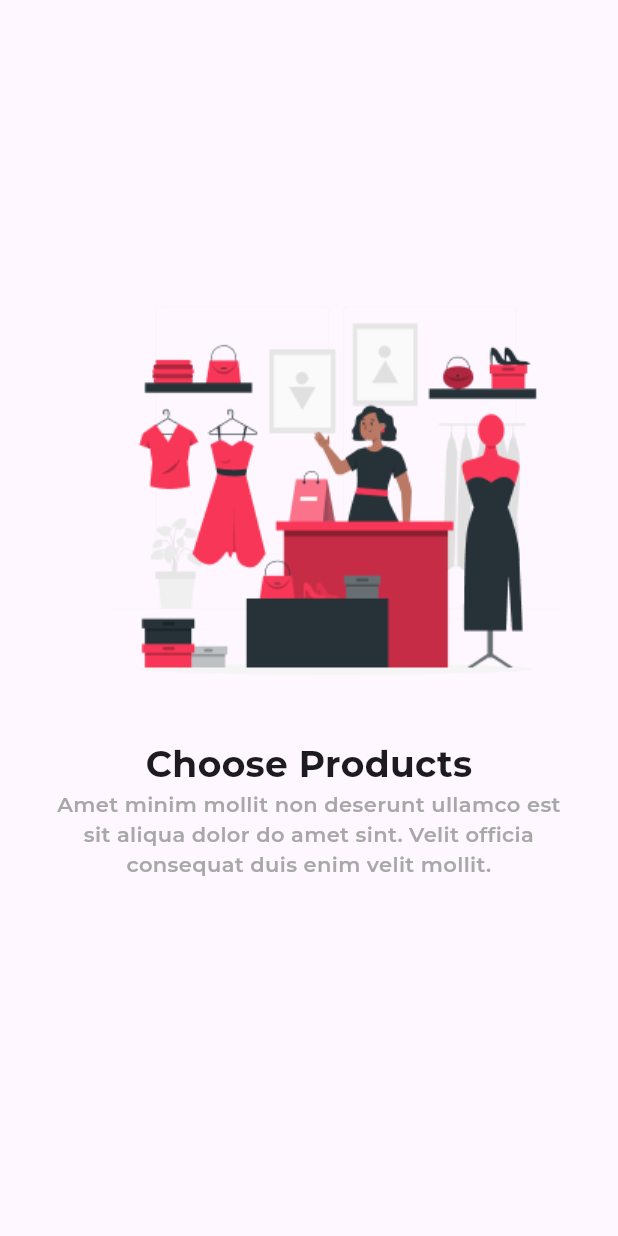
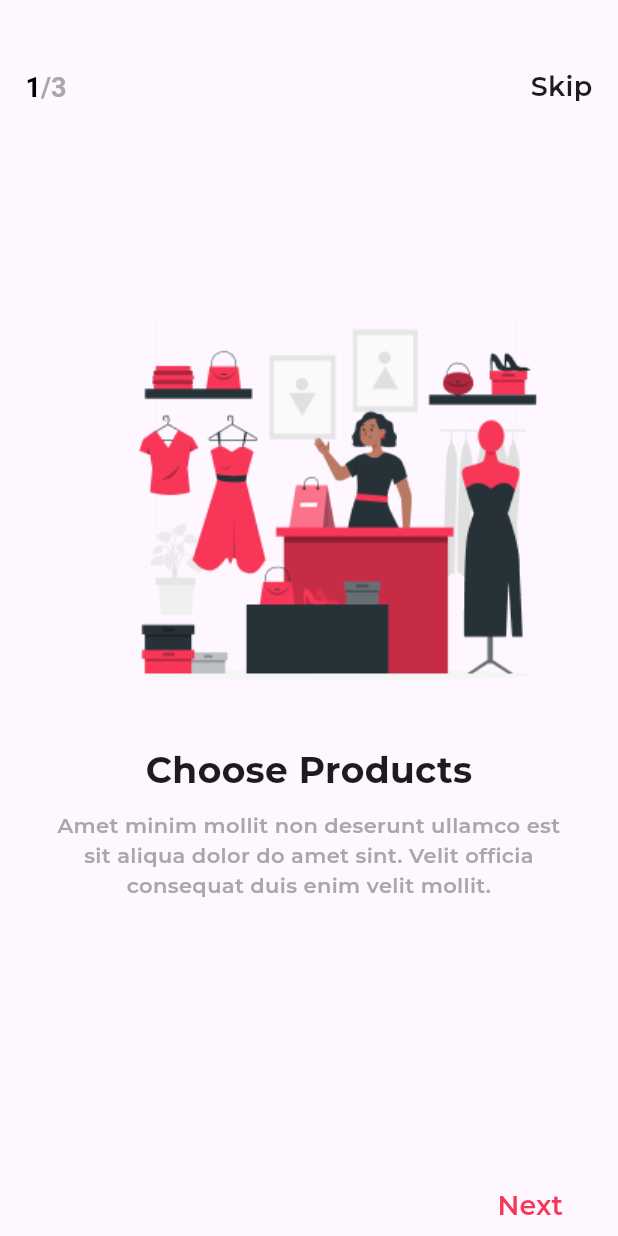
Before and after one commit to saurabhkumar-sk/my_ecommerce, a Flutter app: the screen it shows after launch, on a phone screen of 412 x 824 dp. Run offline on Flutter 3.47's test engine with Material 2 defaults, Android fonts, the phone set to English and light mode, and no system bars; our stand-ins replace flutter_svg; project files that could hold a hidden picture were left out.

Commit message:
Second splash screen done

```diff
--- a/lib/splash/second_splash_screen.dart
+++ b/lib/splash/second_splash_screen.dart
@@ -1,9 +1,18 @@
 import 'package:flutter/material.dart';
+import 'package:my_ecommerce/splash/thirs_splash_screen.dart';
 import 'package:my_ecommerce/theme/my_color.dart';
 import 'package:my_ecommerce/theme/my_image.dart';
 
-class SecondSplashScreen extends StatelessWidget {
+class SecondSplashScreen extends StatefulWidget {
   const SecondSplashScreen({super.key});
+
+  @override
+  State<SecondSplashScreen> createState() => _SecondSplashScreenState();
+}
+
+class _SecondSplashScreenState extends State<SecondSplashScreen> {
+  int count = 1;
+  int count2 = 3;
 
   @override
   Widget build(BuildContext context) {
@@ -12,8 +21,57 @@ class SecondSplashScreen extends StatelessWidget {
         children: [
           Padding(
             padding: const EdgeInsets.only(
+              left: 17,
+              right: 17,
+              top: 45,
+            ),
+            child: Row(
+              mainAxisAlignment: MainAxisAlignment.spaceBetween,
+              children: [
+                RichText(
+                  text: TextSpan(
+                    children: <TextSpan>[
+                      TextSpan(
+                        text: '$count',
+                        style: const TextStyle(
+                          fontWeight: FontWeight.w600,
+                          fontSize: 18,
+                          color: Colors.black,
+                        ),
+                      ),
+                      const TextSpan(
+                        text: '/',
+                        style: TextStyle(
+                          fontWeight: FontWeight.w600,
+                          fontSize: 18,
+                          color: MyColors.fontgrey,
+                        ),
+                      ),
+                      TextSpan(
+                        text: '$count2',
+                        style: const TextStyle(
+                          fontWeight: FontWeight.w600,
+                          fontSize: 18,
+                          color: MyColors.fontgrey,
+                        ),
+                      ),
+                    ],
+                  ),
+                ),
+                const Text(
+                  'Skip',
+                  style: TextStyle(
+                    fontWeight: FontWeight.w600,
+                    fontSize: 18,
+                  ),
+                ),
+              ],
+            ),
+          ),
+          Padding(
+            padding: const EdgeInsets.only(
               left: 37,
-              top: 177,
+              top: 110,
               bottom: 15,
             ),
             child: Image.asset(
@@ -27,6 +85,7 @@ class SecondSplashScreen extends StatelessWidget {
               fontSize: 24,
             ),
           ),
+          const SizedBox(height: 10),
           Align(
             alignment: Alignment.center,
             child: ConstrainedBox(
@@ -40,10 +99,31 @@ class SecondSplashScreen extends StatelessWidget {
                   fontSize: 14,
                   fontWeight: FontWeight.w600,
                   color: MyColors.fontgrey,
+                  letterSpacing: 0.24,
                 ),
               ),
             ),
           ),
+          Padding(
+            padding: const EdgeInsets.only(left: 295, top: 168),
+            child: TextButton(
+              onPressed: () {
+                Navigator.pushReplacement(
+                    context,
+                    MaterialPageRoute(
+                      builder: (context) => const ThirdSplashScreen(),
+                    ));
+              },
+              child: const Text(
+                'Next',
+                style: TextStyle(
+                  color: MyColors.pink,
+                  fontWeight: FontWeight.w600,
+                  fontSize: 18,
+                ),
+              ),
+            ),
+          )
         ],
       ),
     );
--- /dev/null
+++ b/lib/splash/thirs_splash_screen.dart
@@ -0,0 +1,15 @@
+import 'package:flutter/material.dart';
+
+class ThirdSplashScreen extends StatefulWidget {
+  const ThirdSplashScreen({super.key});
+
+  @override
+  State<ThirdSplashScreen> createState() => _ThirdSplashScreenState();
+}
+
+class _ThirdSplashScreenState extends State<ThirdSplashScreen> {
+  @override
+  Widget build(BuildContext context) {
+    return const Placeholder();
+  }
+}
--- a/lib/theme/my_color.dart
+++ b/lib/theme/my_color.dart
@@ -2,4 +2,5 @@ import 'package:flutter/material.dart';
 
 class MyColors {
   static const fontgrey = Color(0xFFA8A8A9);
+  static const pink = Color(0xFFF83758);
 }
```
